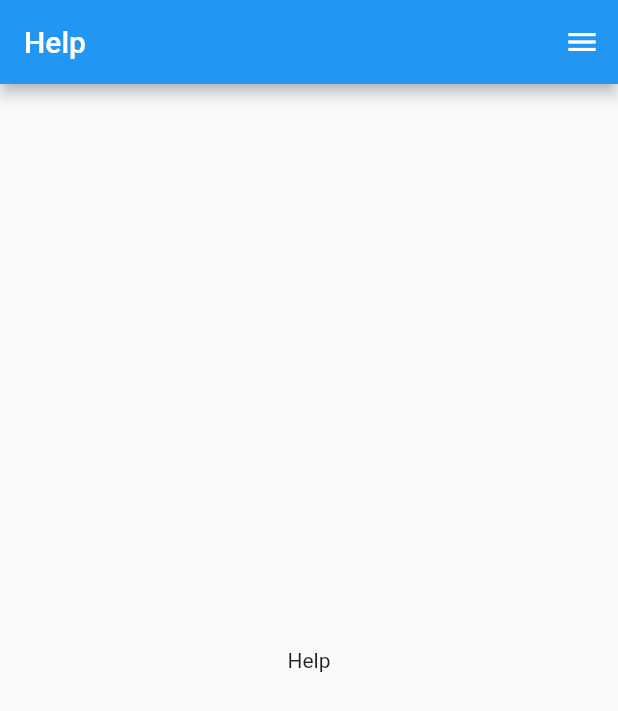
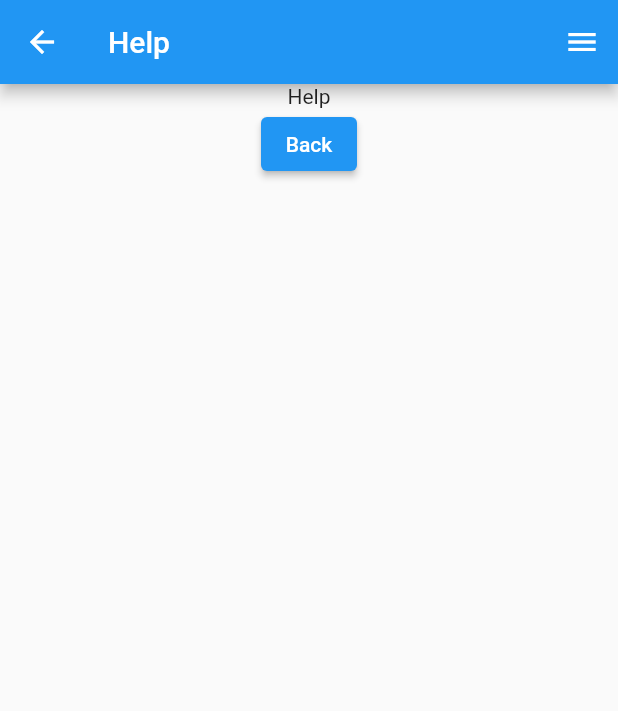
Before and after one commit to umgc/umgc.formbot.mobile, a Flutter app: the screen it shows after launch, after a tap on "Help", on a phone screen of 412 x 824 dp. Shown: the top 711 px of the screen. Run offline on Flutter 3.47's test engine with Material 2 defaults, Android fonts, the phone set to English and light mode, and no system bars.

Commit message:
Added fixes to most navigation routes

```diff
--- a/formbot_app/lib/help.dart
+++ b/formbot_app/lib/help.dart
@@ -7,11 +7,37 @@ class HelpPage extends StatelessWidget {
 
   @override
   Widget build(BuildContext context) {
+
+    Future<bool> _willPopCallback() async {
+      Navigator.pushNamedAndRemoveUntil(
+          context,
+          routeName,
+          ModalRoute.withName("/")
+      );
+      return false; // return true if the route to be popped
+    }
+
+    new WillPopScope(child: new Scaffold(), onWillPop: _willPopCallback);
+
     return new Scaffold(
-        appBar: AppBar(
-          title: Text("Help"),
-        ),
-        endDrawer: UnauthDrawer(),
-        body: Center(child: Text("Help")));
+      appBar: AppBar(
+        title: Text("Help"),
+      ),
+      endDrawer: UnauthDrawer(),
+      body: Center(
+        child: Column(
+          children: <Widget>[
+            Text("Help"
+            ),
+            ElevatedButton(
+              onPressed: () {
+                Navigator.pop(context);
+              },
+              child: Text('Back'),
+            ),
+          ]
+        )
+      )
+    );
   }
 }
--- a/formbot_app/lib/main.dart
+++ b/formbot_app/lib/main.dart
@@ -1,8 +1,10 @@
 import 'package:flutter/material.dart';
-import 'package:formbot_app/widgets/app_drawer.dart';
-import 'package:formbot_app/routes/routes.dart';
+
+import 'widgets/app_drawer.dart';
+import 'routes/routes.dart';
+import 'homepage.dart';
 import 'help.dart';
-
+import 'conversation.dart';
 
 void main() {
   runApp(MyApp()
@@ -10,49 +12,41 @@ void main() {
 }
 
 class MyApp extends StatelessWidget {
-  // This widget is the root of your application.
+  // This widget is the root of the application.
   @override
   Widget build(BuildContext context) {
     return MaterialApp(
       title: 'Form Scriber',
+
+      // This is the theme of the application.
       theme: ThemeData(
-        // This is the theme of your application.
-        //
-        // Try running your application with "flutter run". You'll see the
-        // application has a blue toolbar. Then, without quitting the app, try
-        // changing the primarySwatch below to Colors.green and then invoke
-        // "hot reload" (press "r" in the console where you ran "flutter run",
-        // or simply save your changes to "hot reload" in a Flutter IDE).
-        // Notice that the counter didn't reset back to zero; the application
-        // is not restarted.
         primarySwatch: Colors.blue,
-        // This makes the visual density adapt to the platform that you run
-        // the app on. For desktop platforms, the controls will be smaller and
-        // closer together (more dense) than on mobile platforms.
+
+        // This makes the visual density adapt to any platform.
         visualDensity: VisualDensity.adaptivePlatformDensity,
       ),
       home: MyHomePage(title: 'Form Scriber'),
+
+      //Navigator routes to other pages.
       routes: {
+        //Routes.landing: (context) => MyHomePage(),
         Routes.help: (context) => HelpPage(),
+        Routes.page2: (context) => HomePage(),
+        Routes.conversation: (context) => ConversationPage()
       },
-
     );
   }
 }
 
+// This widget is the home page of the application. It is stateful.
 class MyHomePage extends StatefulWidget {
-  static const String routeName = '/help';
+  //Navigator route name.
+  //static const String routeName = 'landing';
 
+  // This class is the configuration for the state.
+  // It holds the values provided by the parent and
+  // used by the build method of the State.
   MyHomePage({Key key, this.title}) : super(key: key);
-
-  // This widget is the home page of your application. It is stateful, meaning
-  // that it has a State object (defined below) that contains fields that affect
-  // how it looks.
-
-  // This class is the configuration for the state. It holds the values (in this
-  // case the title) provided by the parent (in this case the App widget) and
-  // used by the build method of the State. Fields in a Widget subclass are
-  // always marked "final".
 
   final String title;
 
@@ -61,27 +55,22 @@ class MyHomePage extends StatefulWidget {
 }
 
 class _MyHomePageState extends State<MyHomePage> {
+  // This method is rerun every time setState is called.
   @override
   Widget build(BuildContext context) {
-    // This method is rerun every time setState is called, for instance as done
-    // by the _incrementCounter method above.
-    //
-    // The Flutter framework has been optimized to make rerunning build methods
-    // fast, so that you can just rebuild anything that needs updating rather
-    // than having to individually change instances of widgets.
     return Scaffold(
       // Select the drawer that is needed
       //  AuthDrawer - Authorized Users
       //  UnauthDrawer - Unauthorized Users
       endDrawer: AuthDrawer(),
+
+      // Set appbar title from the value of title in MyHomePage object that was
+      // created by the App.build method.
       appBar: AppBar(
-        // Here we take the value from the MyHomePage object that was created by
-        // the App.build method, and use it to set our appbar title.
         title: Text(widget.title),
       ),
+
       body: Center(
-        // Center is a layout widget. It takes a single child and positions it
-        // in the middle of the parent.
         child: Column(
           mainAxisSize: MainAxisSize.max,
           children: <Widget>[
@@ -92,8 +81,9 @@ class _MyHomePageState extends State<MyHomePage> {
             ),
             const SizedBox(height: 30, width: 10.0,),
 
+            // Login Button
             RaisedButton(
-              onPressed: () => {Navigator.pushReplacementNamed(context, Routes.page2)},
+              onPressed: () => {Navigator.pushNamed(context, Routes.page2)},
               shape: const StadiumBorder(),
               textColor: Colors.white,
               padding: const EdgeInsets.all(0.0),
@@ -113,28 +103,9 @@ class _MyHomePageState extends State<MyHomePage> {
             ),
             const SizedBox(height: 30),
 
+            // Help Button
             RaisedButton(
-              onPressed: () {},
-              textColor: Colors.white,
-              padding: const EdgeInsets.all(0.0),
-              child: Container(
-                decoration: const BoxDecoration(
-                  gradient: LinearGradient(
-                    colors: <Color>[
-                      Color(0xFF0D47A1),
-                      Color(0xFF1976D2),
-                      Color(0xFF42A5F5),
-                    ],
-                  ),
-                ),
-                padding: const EdgeInsets.all(12.0),
-                child: const Text('Sign up', style: TextStyle(fontSize: 20)),
-              ),
-            ),
-            const SizedBox(height: 30),
-
-            RaisedButton(
-              onPressed: () => {Navigator.pushReplacementNamed(context, Routes.help)},
+              onPressed: () => {Navigator.pushNamed(context, Routes.help)},
               textColor: Colors.white,
               padding: const EdgeInsets.all(0.0),
               child: Container(
@@ -159,7 +130,8 @@ class _MyHomePageState extends State<MyHomePage> {
   }
 }
 
-class MainPage extends StatelessWidget {
+// Main Page
+/*class MainPage extends StatelessWidget {
   static const String routeName = 'page2';
 
   @override
@@ -171,4 +143,4 @@ class MainPage extends StatelessWidget {
         endDrawer: AuthDrawer(),
         body: Center(child: Text("Main Menu")));
   }
-}
+}*/
--- a/formbot_app/lib/routes/routes.dart
+++ b/formbot_app/lib/routes/routes.dart
@@ -1,13 +1,15 @@
 //import 'package:flutter/material.dart';
-//import 'package: lib/help.dart';
+
 import 'package:formbot_app/help.dart';
-import 'package:formbot_app/main.dart';
+import 'package:formbot_app/homepage.dart';
+import 'package:formbot_app/conversation.dart';
+
 
 class Routes{
   static const String help = HelpPage.routeName;
-  static const String landing = MyHomePage.routeName;
-  static const String page2 = MainPage.routeName;
+  //static const String landing = MyHomePage.routeName;
+  static const String page2 = HomePage.routeName;
+  static const String conversation = ConversationPage.routeName;
   //static const String settings = SettingsPage.routeName;
   //static const String reports = ReportsPage.routeName;
-  //static const String chat = ChatPage.routeName;
 }
--- a/formbot_app/lib/widgets/app_drawer.dart
+++ b/formbot_app/lib/widgets/app_drawer.dart
@@ -1,4 +1,5 @@
 import 'package:flutter/material.dart';
+
 import 'package:formbot_app/routes/routes.dart';
 
 class AuthDrawer extends StatelessWidget{
@@ -21,11 +22,11 @@ class AuthDrawer extends StatelessWidget{
             ),
           ),
           // use _createDrawerItem instead of listing each tile
-          _createDrawerItem(icon: Icons.home,text: 'Home'),
-          _createDrawerItem(icon: Icons.chat,text: 'Begin Conversation'),
+          _createDrawerItem(icon: Icons.home,text: 'Home', onTap: () => Navigator.pushNamed(context, Routes.page2)),
+          _createDrawerItem(icon: Icons.chat,text: 'Begin Conversation', onTap: () => Navigator.pushNamed(context, Routes.conversation)),
           _createDrawerItem(icon: Icons.receipt, text: 'View Reports'),
           _createDrawerItem(icon: Icons.settings, text: 'Settings'),
-          _createDrawerItem(icon: Icons.help_outline, text: 'Help', onTap: () => Navigator.pushReplacementNamed(context, Routes.help)),
+          _createDrawerItem(icon: Icons.help_outline, text: 'Help', onTap: () => Navigator.pushNamed(context, Routes.help)),
           _createDrawerItem(icon: Icons.logout, text: 'Log Out'),
 
         ],
@@ -55,7 +56,7 @@ class UnauthDrawer extends StatelessWidget {
           _createDrawerItem(icon: Icons.home,text: 'Home'),
           _createDrawerItem(icon: Icons.app_registration,text: 'Sign Up'),
           _createDrawerItem(icon: Icons.chat,text: 'Log In'),
-          _createDrawerItem(icon: Icons.help_outline, text: 'Help', onTap: () => Navigator.pushReplacementNamed(context, Routes.help)),/*ListTile(
+          _createDrawerItem(icon: Icons.help_outline, text: 'Help', onTap: () => Navigator.pushNamed(context, Routes.help)),/*ListTile(
           leading: Icon(Icons.home),
           title: Text('Home'),
           onTap: () => {},
```
Also changed, not shown: formbot_app/lib/conversation.dart (added, +29 -0 lines), formbot_app/lib/homepage.dart (+38 -14 lines).
